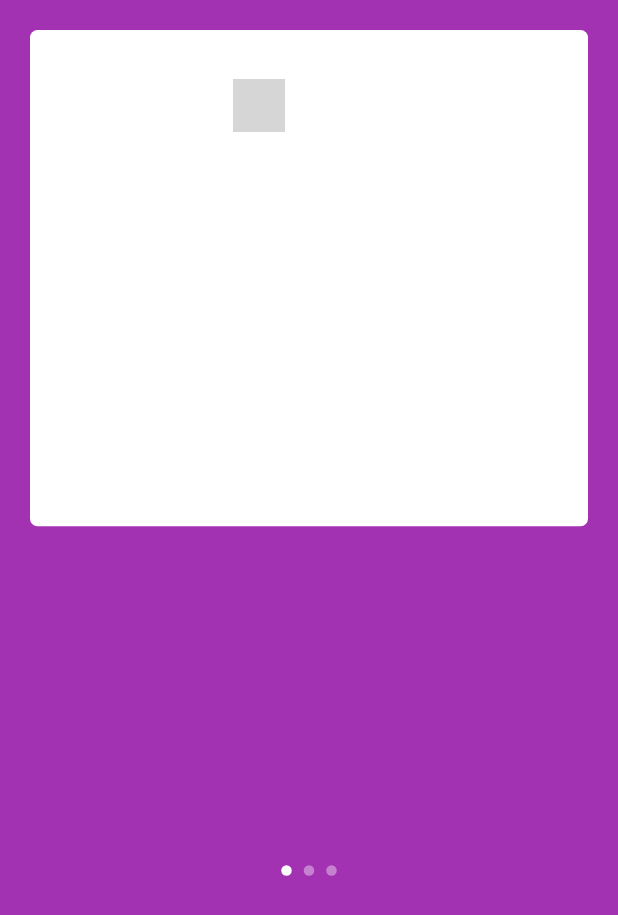
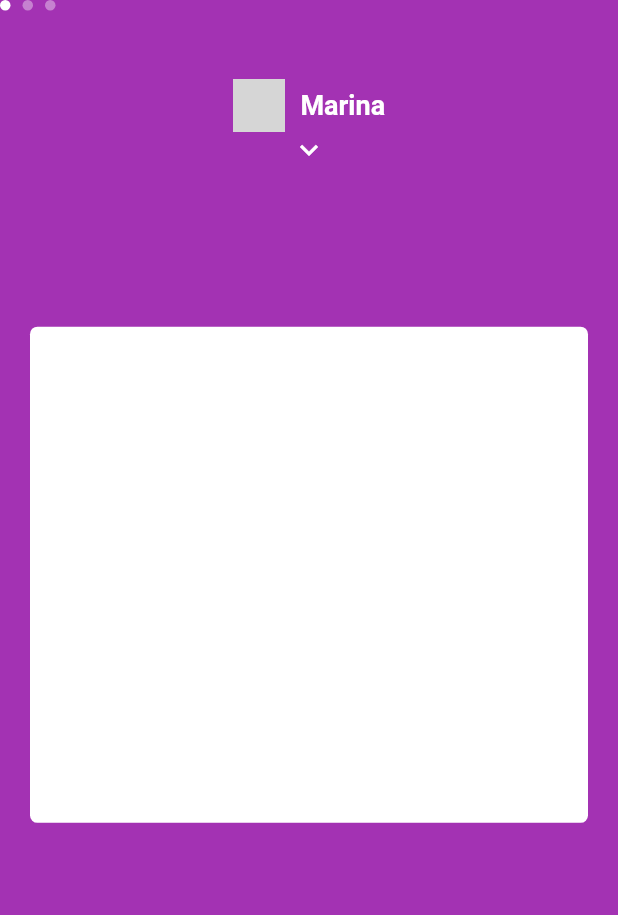
Before and after one commit to marina-santana/nubank-home, a Flutter app: the screen it shows after launch, on a phone screen of 412 x 824 dp. Shown: the top 915 px of the screen. Run offline on Flutter 3.47's test engine with Material 2 defaults, Android fonts, the phone set to English and light mode, and no system bars; network calls fail; grey boxes are pictures that could not be loaded.

Commit message:
fix: correção erro posicionamento inicial dos cards

```diff
--- a/lib/pages/home/home_page.dart
+++ b/lib/pages/home/home_page.dart
@@ -18,7 +18,6 @@ class _HomePageState extends State<HomePage> {
     super.initState();
     _showMenu = false;
     _currentIndex = 0;
-    _yPosition = 0;
   }
 
   @override
@@ -92,10 +91,11 @@ class _HomePageState extends State<HomePage> {
                     }
               },
             ),
-          Positioned(
+           MyDotsApp(
+            showMenu: _showMenu,
             top: _screenHeigth * .70,
-            child: MyDotsApp(currentIndex: _currentIndex)
-          )
+            currentIndex: _currentIndex,
+          ),
         ]
       )
     );
```
Also changed, not shown: lib/pages/home/widgets/menu_app.dart (added, +10 -0 lines).
